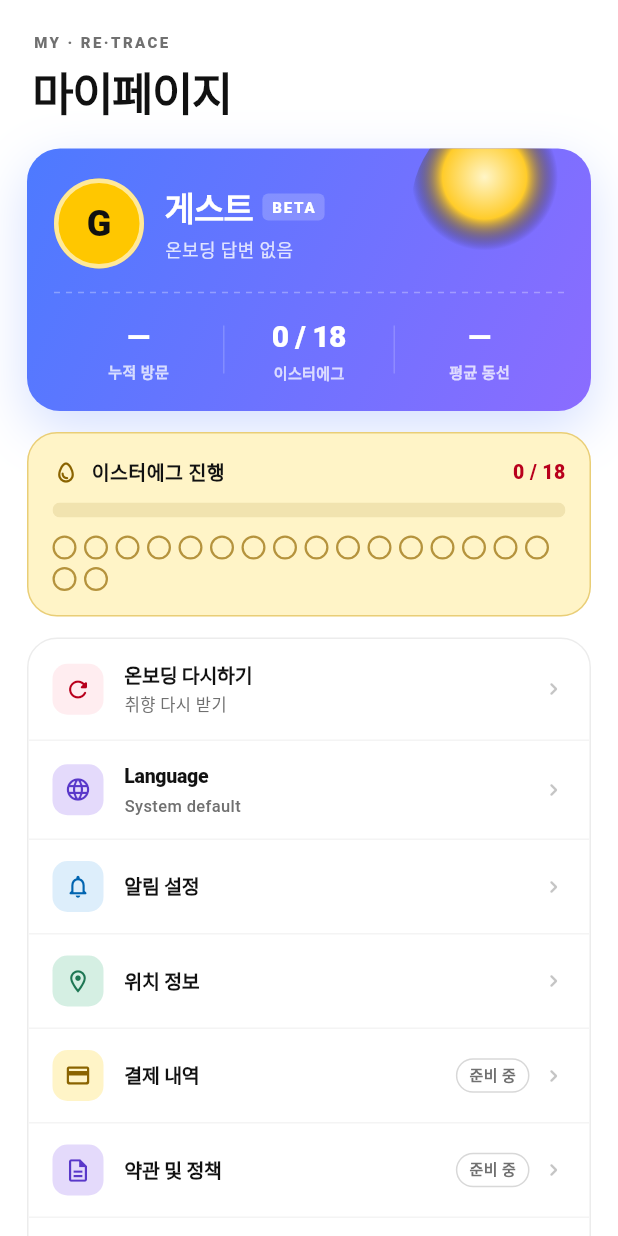
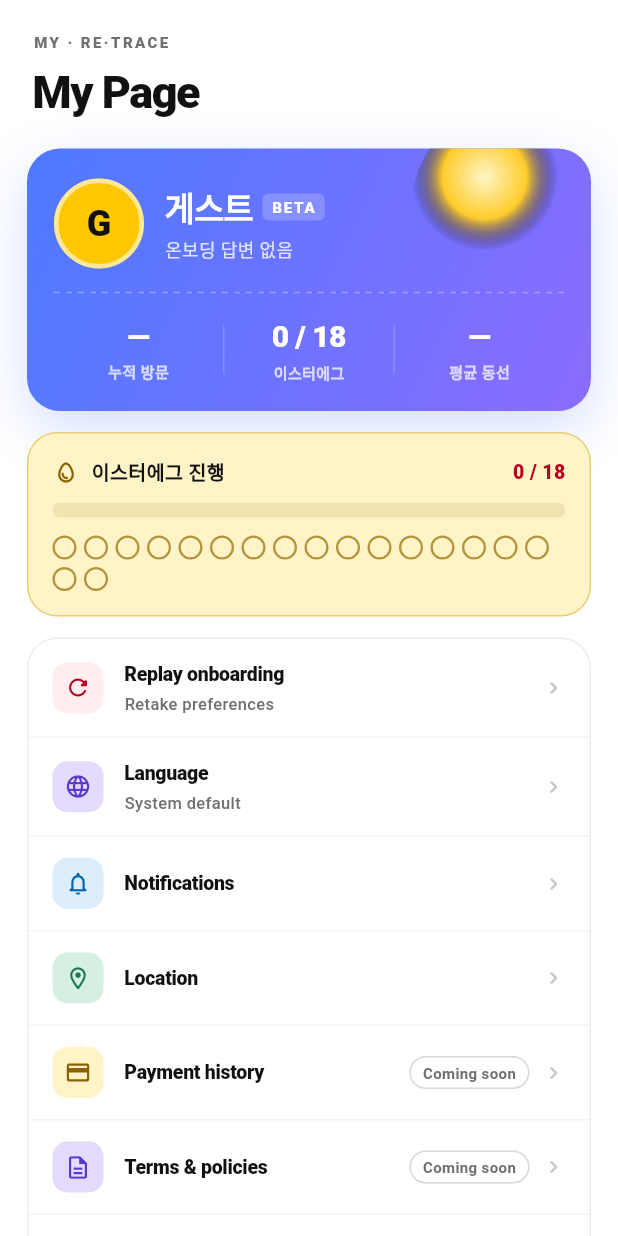
Before and after one commit to 202001381/retrace, a Flutter app: the MypageScreen screen opened directly, on a phone screen of 412 x 824 dp. Run offline on Flutter 3.47's test engine with Material 3 defaults, Android fonts, the phone set to English and light mode, and no system bars; our stand-ins replace cloud_firestore, firebase_core, flutter_map, geolocator, image_picker, latlong2 and 1 more; accounts and stored records are empty.

Commit message:
Home scroll bottom-cut + wider i18n migration
Scroll padding:
  Home/MyLuna/Archive/MyPage ListViews used a fixed bottom padding (40
  / 32 / 24) that didn't account for the extendBody bottom nav (68px)
  + device safe area, so the last card ("오늘의 이벤트", "건의 피드백"
  etc.) was clipped under the floating nav. Switch to
  `100 + MediaQuery.viewPadding.bottom` so every tab clears the nav.

i18n migration (+13 keys, total 99):
  Home — 날씨/혼잡도 cards, "오늘의 이벤트", 할인 label, 더보기
  MyPage — page title (마이페이지 vs 마이), all 7 settings rows, 피드백
  버튼, 결제/약관 badges. So "Change language" now flips visibly more
  of the user-facing chrome to en.

Remaining (gradual): MyLuna body, attraction detail sheet, onboarding
flow, archive empty/error states. Migration pattern is unchanged —
add key to both ARBs + generated impls, replace inline literal.

```diff
--- a/lib/l10n/app_en.arb
+++ b/lib/l10n/app_en.arb
@@ -36,6 +36,17 @@
   "home_crowd_low": "Light",
   "home_crowd_mid": "Moderate",
   "home_crowd_high": "Crowded",
+  "home_today_events": "Today's events",
+  "home_get_ticket": "Get ticket",
+  "home_discount_label": "Discount",
+  "home_card_weather": "Weather",
+  "home_card_crowd": "Crowd",
+  "home_card_crowd_current": "Current crowd: {level}",
+  "@home_card_crowd_current": {
+    "placeholders": { "level": { "type": "String" } }
+  },
+  "home_companion_change": "Change companion",
+  "home_view_attractions": "Browse attractions",
 
   "map_route_on": "My Luna Route",
   "map_gps_label": "My location",
@@ -79,11 +90,16 @@
     }
   },
 
-  "mypage_title": "Me",
+  "mypage_title": "My Page",
   "mypage_section_profile": "Profile",
   "mypage_section_preferences": "Preferences",
   "mypage_section_legal": "Legal",
   "mypage_section_app": "App",
+  "mypage_settings_payment": "Payment history",
+  "mypage_settings_terms": "Terms & policies",
+  "mypage_coming_soon": "Coming soon",
+  "mypage_feedback": "Send feedback",
+  "mypage_replay_onboarding_sub": "Retake preferences",
   "mypage_language": "Language",
   "mypage_language_korean": "한국어",
   "mypage_language_english": "English",
--- a/lib/l10n/app_ko.arb
+++ b/lib/l10n/app_ko.arb
@@ -37,6 +37,17 @@
   "home_crowd_low": "여유",
   "home_crowd_mid": "보통",
   "home_crowd_high": "혼잡",
+  "home_today_events": "오늘의 이벤트",
+  "home_get_ticket": "티켓 받기",
+  "home_discount_label": "할인",
+  "home_card_weather": "날씨",
+  "home_card_crowd": "혼잡도",
+  "home_card_crowd_current": "현재 혼잡도: {level}",
+  "@home_card_crowd_current": {
+    "placeholders": { "level": { "type": "String" } }
+  },
+  "home_companion_change": "동행 바꾸기",
+  "home_view_attractions": "어트랙션 보러가기",
 
   "map_route_on": "마이 루나 동선",
   "map_gps_label": "내 위치",
@@ -80,11 +91,16 @@
     }
   },
 
-  "mypage_title": "마이",
+  "mypage_title": "마이페이지",
   "mypage_section_profile": "프로필",
   "mypage_section_preferences": "환경설정",
   "mypage_section_legal": "이용 정보",
   "mypage_section_app": "앱 정보",
+  "mypage_settings_payment": "결제 내역",
+  "mypage_settings_terms": "약관 및 정책",
+  "mypage_coming_soon": "준비 중",
+  "mypage_feedback": "건의 · 피드백 보내기",
+  "mypage_replay_onboarding_sub": "취향 다시 받기",
   "mypage_language": "언어",
   "mypage_language_korean": "한국어",
   "mypage_language_english": "English",
--- a/lib/screens/mypage/mypage_screen.dart
+++ b/lib/screens/mypage/mypage_screen.dart
@@ -149,19 +149,24 @@ class _MypageScreenState extends State<MypageScreen> {
       body: SafeArea(
         bottom: false,
         child: ListView(
-        padding: const EdgeInsets.fromLTRB(0, 0, 0, 32),
+        padding: EdgeInsets.fromLTRB(
+          0,
+          0,
+          0,
+          100 + MediaQuery.of(context).viewPadding.bottom,
+        ),
         children: [
           // ── 헤더 ─────────────────────────────────────────
           Padding(
             padding: const EdgeInsets.fromLTRB(22, 24, 22, 0),
             child: Column(
               crossAxisAlignment: CrossAxisAlignment.start,
-              children: const [
-                Eyebrow('MY · RE·TRACE'),
-                SizedBox(height: 6),
+              children: [
+                const Eyebrow('MY · RE·TRACE'),
+                const SizedBox(height: 6),
                 Text(
-                  '마이페이지',
-                  style: TextStyle(
+                  AppL10n.of(context)!.mypage_title,
+                  style: const TextStyle(
                     fontSize: 30,
                     fontWeight: FontWeight.w900,
                     letterSpacing: -1.0,
@@ -194,13 +199,15 @@ class _MypageScreenState extends State<MypageScreen> {
           ),
           const SizedBox(height: 14),
           // ── 설정 리스트 (컬러 아이콘 박스) ───────────────
-          Padding(
+          Builder(builder: (context) {
+            final l = AppL10n.of(context)!;
+            return Padding(
               padding: const EdgeInsets.symmetric(horizontal: 18),
               child: _SettingsCard(rows: [
                 _SettingsRow(
                   icon: Icons.refresh_rounded,
-                label: '온보딩 다시하기',
-                sub: '취향 다시 받기',
+                  label: l.mypage_reset_onboarding,
+                  sub: l.mypage_replay_onboarding_sub,
                   tint: _IconTint.red,
                   onTap: widget.onResetOnboarding == null
                       ? null
@@ -211,53 +218,54 @@ class _MypageScreenState extends State<MypageScreen> {
                 ),
                 _SettingsRow(
                   icon: Icons.language_rounded,
-                label: AppL10n.of(context)!.mypage_language,
+                  label: l.mypage_language,
                   sub: _localeLabel(context),
                   tint: _IconTint.grape,
                   onTap: _showLanguageSheet,
                 ),
                 _SettingsRow(
                   icon: Icons.notifications_none_rounded,
-                label: '알림 설정',
+                  label: l.mypage_notification,
                   tint: _IconTint.blue,
                   onTap: () => _push(const NotificationSettingsScreen()),
                 ),
                 _SettingsRow(
                   icon: Icons.location_on_outlined,
-                label: '위치 정보',
+                  label: l.mypage_location,
                   tint: _IconTint.mint,
                   onTap: () => _push(const LocationSettingsScreen()),
                 ),
                 _SettingsRow(
                   icon: Icons.credit_card_rounded,
-                label: '결제 내역',
-                badge: '준비 중',
+                  label: l.mypage_settings_payment,
+                  badge: l.mypage_coming_soon,
                   tint: _IconTint.yellow,
-                onTap: () => _snack('결제 내역 (준비 중 — 백엔드 연동 필요)'),
+                  onTap: () => _snack(l.mypage_settings_payment),
                 ),
                 _SettingsRow(
                   icon: Icons.description_outlined,
-                label: '약관 및 정책',
-                badge: '준비 중',
+                  label: l.mypage_settings_terms,
+                  badge: l.mypage_coming_soon,
                   tint: _IconTint.grape,
-                onTap: () => _snack('약관 페이지 (준비 중 — 법무 검토 후 공개)'),
+                  onTap: () => _snack(l.mypage_settings_terms),
                 ),
                 _SettingsRow(
                   icon: Icons.info_outline_rounded,
-                label: '앱 정보',
+                  label: l.mypage_app_info,
                   sub: 'v1.2.0 · build 0528',
                   tint: _IconTint.blush,
                   onTap: () => _push(const AppInfoScreen()),
                 ),
               ]),
-          ),
+            );
+          }),
           const SizedBox(height: 14),
           // ── 피드백 dashed button ────────────────────────
           Padding(
             padding: const EdgeInsets.symmetric(horizontal: 18),
             child: _DashedButton(
-              label: '건의 · 피드백 보내기',
-              onTap: () => _snack('건의·피드백 수집 채널 (준비 중)'),
+              label: AppL10n.of(context)!.mypage_feedback,
+              onTap: () => _snack(AppL10n.of(context)!.mypage_feedback),
             ),
           ),
         ],
```
Also changed, not shown: lib/screens/archive_screen.dart (+6 -2 lines), lib/screens/home_screen.dart (+28 -15 lines), lib/screens/myluna/myluna_screen.dart (+6 -1 lines), lib/l10n/generated/app_localizations.dart, lib/l10n/generated/app_localizations_en.dart, lib/l10n/generated/app_localizations_ko.dart. Lines whose indentation alone changed are shown as unchanged.
